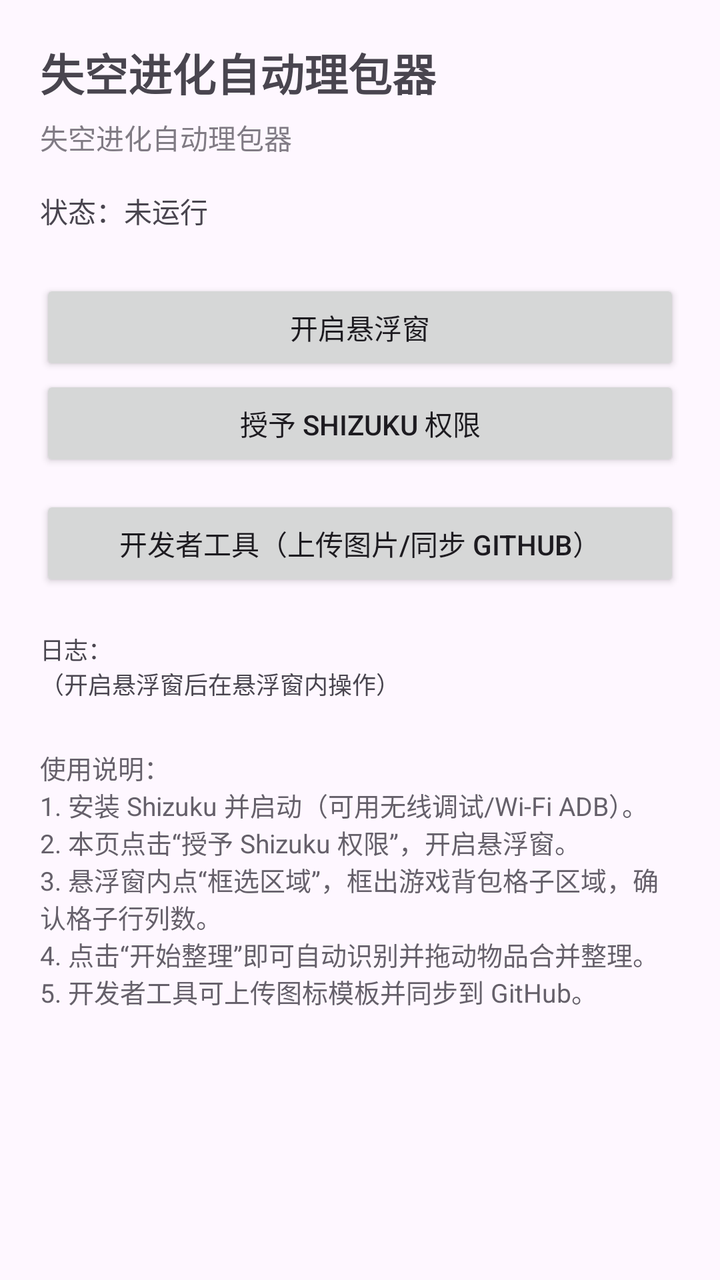
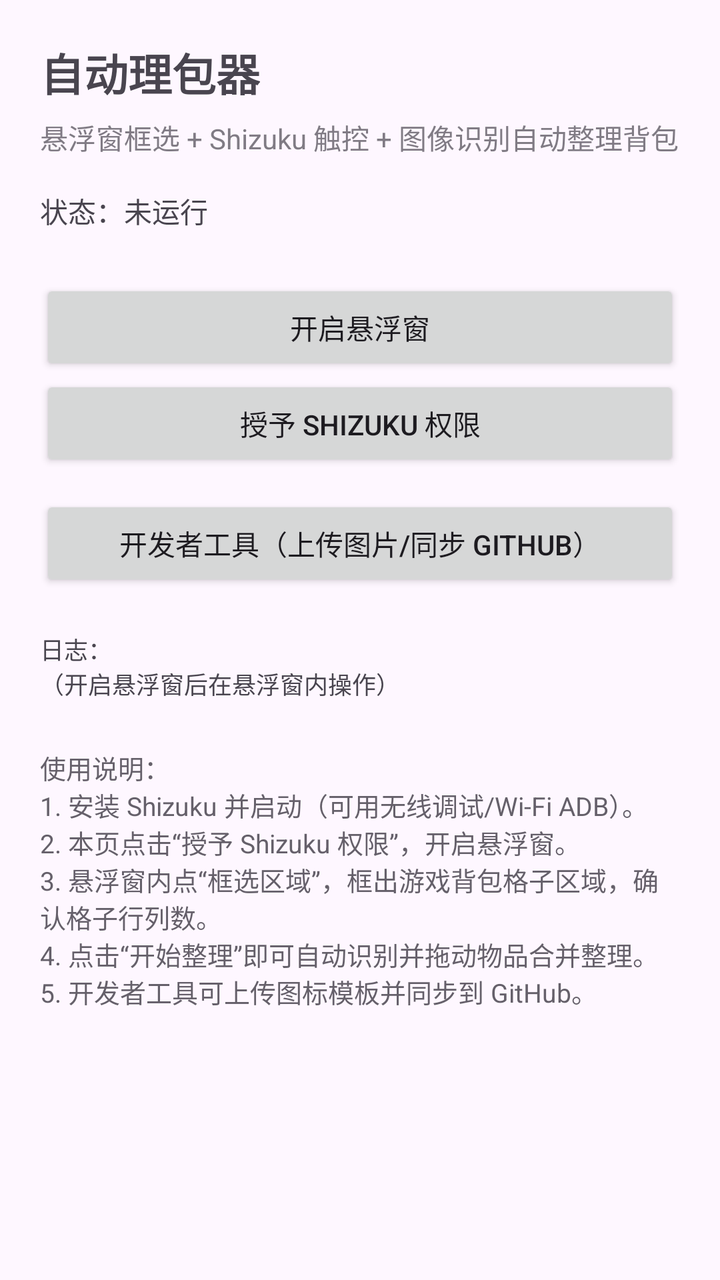

Compare the two renders of this Android layout. The source of the first and the diff that turns it into the second are given below.
<!-- AndroidManifest.xml: application theme Theme.LostPacker -->
<!-- res/layout/activity_main.xml -->
<?xml version="1.0" encoding="utf-8"?>
<ScrollView xmlns:android="http://schemas.android.com/apk/res/android"
    android:layout_width="match_parent"
    android:layout_height="match_parent"
    android:fillViewport="true">

    <LinearLayout
        android:layout_width="match_parent"
        android:layout_height="wrap_content"
        android:orientation="vertical"
        android:padding="20dp">

        <TextView
            android:layout_width="wrap_content"
            android:layout_height="wrap_content"
            android:text="失空进化自动理包器"
            android:textSize="22sp"
            android:textStyle="bold" />

        <TextView
            android:layout_width="match_parent"
            android:layout_height="wrap_content"
            android:layout_marginTop="6dp"
            android:text="@string/app_name"
            android:textSize="14sp"
            android:alpha="0.7" />

        <TextView
            android:id="@+id/tvStatus"
            android:layout_width="match_parent"
            android:layout_height="wrap_content"
            android:layout_marginTop="16dp"
            android:text="状态：未运行"
            android:textSize="14sp" />

        <Button
            android:id="@+id/btnStartFloat"
            android:layout_width="match_parent"
            android:layout_height="wrap_content"
            android:layout_marginTop="24dp"
            android:text="@string/start_float" />

        <Button
            android:id="@+id/btnRequestShizuku"
            android:layout_width="match_parent"
            android:layout_height="wrap_content"
            android:text="授予 Shizuku 权限" />

        <Button
            android:id="@+id/btnDevTools"
            android:layout_width="match_parent"
            android:layout_height="wrap_content"
            android:layout_marginTop="12dp"
            android:text="开发者工具（上传图片/同步 GitHub）" />

        <TextView
            android:id="@+id/tvLog"
            android:layout_width="match_parent"
            android:layout_height="wrap_content"
            android:layout_marginTop="20dp"
            android:fontFamily="monospace"
            android:textSize="12sp"
            android:text="日志：\n（开启悬浮窗后在悬浮窗内操作）" />

        <TextView
            android:layout_width="match_parent"
            android:layout_height="wrap_content"
            android:layout_marginTop="24dp"
            android:text="使用说明：\n1. 安装 Shizuku 并启动（可用无线调试/Wi-Fi ADB）。\n2. 本页点击“授予 Shizuku 权限”，开启悬浮窗。\n3. 悬浮窗内点“框选区域”，框出游戏背包格子区域，确认格子行列数。\n4. 点击“开始整理”即可自动识别并拖动物品合并整理。\n5. 开发者工具可上传图标模板并同步到 GitHub。"
            android:textSize="13sp"
            android:alpha="0.85" />
    </LinearLayout>
</ScrollView>
<!-- resources referenced by this layout -->
<resources>
  <string name="app_name">失空进化自动理包器</string>
  <string name="start_float">开启悬浮窗</string>
  <style name="Theme.LostPacker" parent="Theme.Material3.DayNight.NoActionBar" />
</resources>

<!-- the commit's change to res/layout/activity_main.xml (unified diff, before → after) -->
@@ -13,7 +13,7 @@
         <TextView
             android:layout_width="wrap_content"
             android:layout_height="wrap_content"
-            android:text="失空进化自动理包器"
+            android:text="自动理包器"
             android:textSize="22sp"
             android:textStyle="bold" />
 
@@ -21,7 +21,7 @@
             android:layout_width="match_parent"
             android:layout_height="wrap_content"
             android:layout_marginTop="6dp"
-            android:text="@string/app_name"
+            android:text="悬浮窗框选 + Shizuku 触控 + 图像识别自动整理背包"
             android:textSize="14sp"
             android:alpha="0.7" />
 
<!-- resource entries referenced after the edit -->
@@ -1,6 +1,5 @@
 <!-- resources referenced by this layout -->
 <resources>
-  <string name="app_name">失空进化自动理包器</string>
   <string name="start_float">开启悬浮窗</string>
   <style name="Theme.LostPacker" parent="Theme.Material3.DayNight.NoActionBar" />
 </resources>
